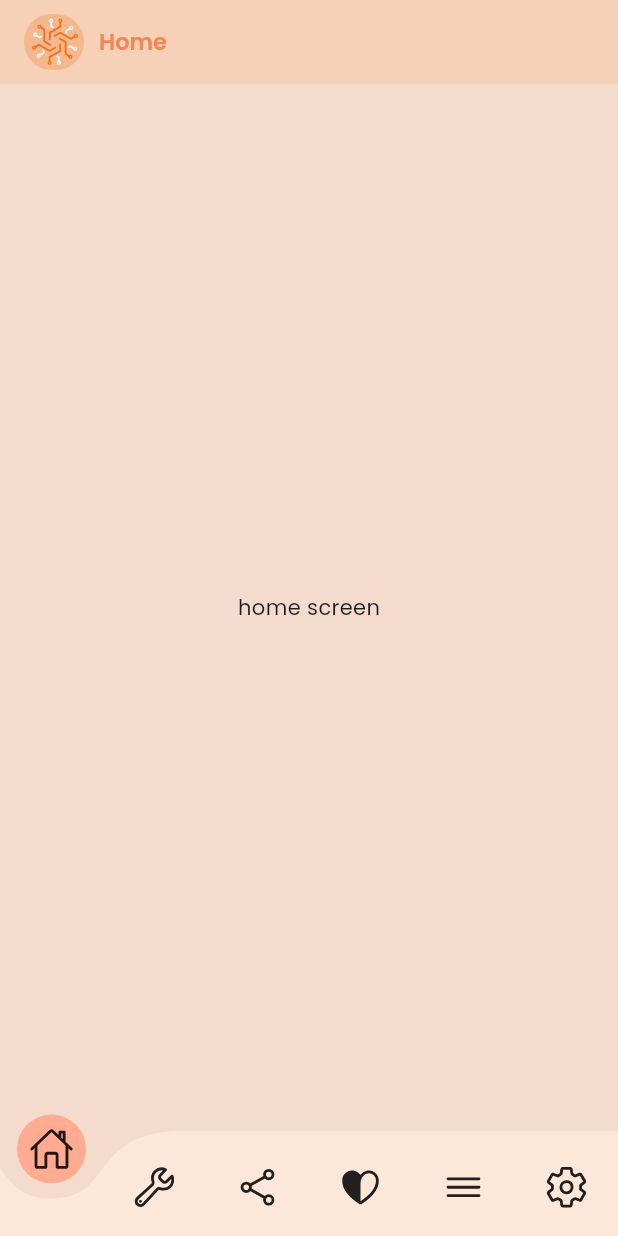
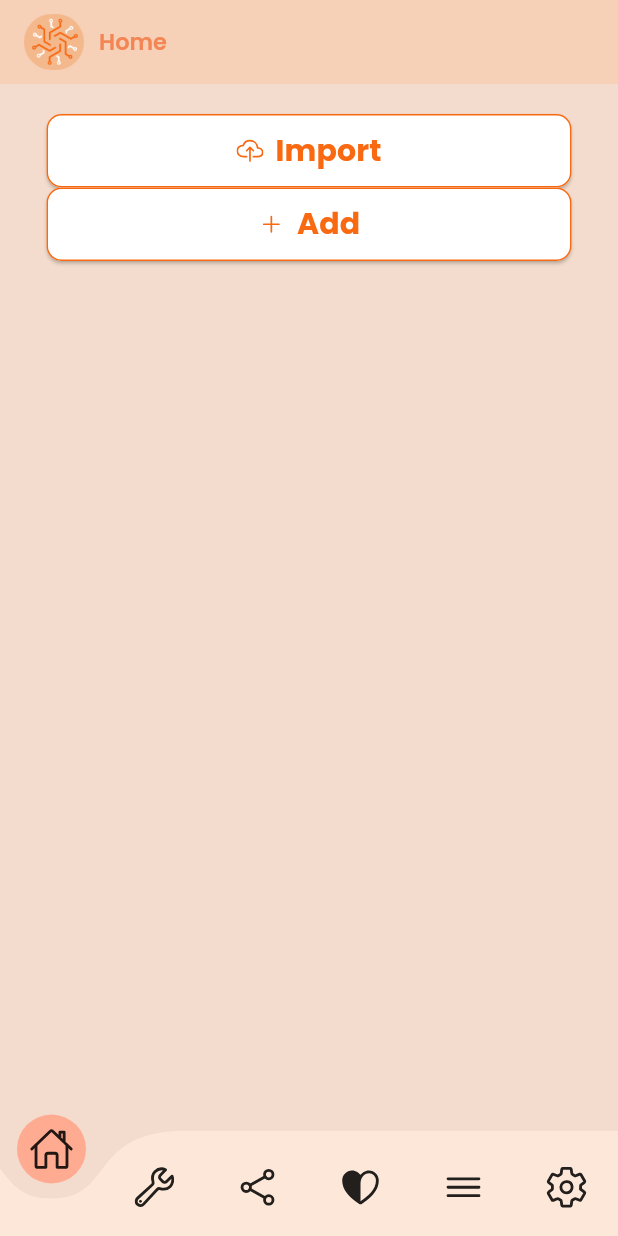
Before and after one commit to MulindwaMarkMyles/appPASS, a Flutter app: the BottomNavBar screen opened directly, on a phone screen of 412 x 824 dp. Run offline on Flutter 3.47's test engine with Material 3 defaults, Android fonts, the light colour scheme and no system bars; drawn by our look-alikes of curved_navigation_bar; our stand-ins replace google_fonts, ionicons.

Commit message:
done with login and home page

```diff
--- a/lib/pages/home/home_page.dart
+++ b/lib/pages/home/home_page.dart
@@ -1,5 +1,7 @@
 import 'package:flutter/material.dart';
+import 'package:flutter/widgets.dart';
 import 'package:google_fonts/google_fonts.dart';
+import 'package:ionicons/ionicons.dart';
 
 class HomePage extends StatelessWidget {
   const HomePage({Key? key}) : super(key: key);
@@ -7,6 +9,8 @@ class HomePage extends StatelessWidget {
   @override
   Widget build(BuildContext context) {
     return Column(
+      mainAxisAlignment: MainAxisAlignment.start,
+      crossAxisAlignment: CrossAxisAlignment.center,
       children: [
         AppBar(
           title: Row(
@@ -30,11 +34,54 @@ class HomePage extends StatelessWidget {
           ),
           backgroundColor: Color.fromRGBO(246, 208, 183, 1),
         ),
-        Expanded(
-          child: Center(
-            child: Text('home screen'),
-          ),
+        SizedBox(height: 20),
+        SizedBox(
+          width:350,
+          child: ElevatedButton.icon(
+            onPressed: (){},
+            icon: Icon(Ionicons.cloud_upload_outline, color: Color.fromRGBO(248, 105, 17, 1)),
+            style: ElevatedButton.styleFrom(
+
+              padding: EdgeInsets.symmetric(horizontal: 50, vertical: 10),
+              shape: RoundedRectangleBorder(
+                borderRadius: BorderRadius.circular(10),
+                side:BorderSide(color: Color.fromRGBO(248, 105, 17, 1), width: 1),
+              ),
+              backgroundColor: Colors.white,
+            ),
+            label: Text(
+              "Import",
+              style: TextStyle(
+                fontSize: 20,
+                fontFamily: GoogleFonts.getFont('Poppins').fontFamily,
+                fontWeight: FontWeight.bold,
+                color: Color.fromRGBO(248, 105, 17, 1),
+              ),
+            ),),
         ),
+        SizedBox(
+          width: 350,
+          child: ElevatedButton.icon(
+            onPressed: (){},
+            icon: Icon(Ionicons.add_outline, color: Color.fromRGBO(248, 105, 17, 1)),
+            style: ElevatedButton.styleFrom(
+              padding: EdgeInsets.symmetric(horizontal: 50, vertical: 10),
+              shape: RoundedRectangleBorder(
+                borderRadius: BorderRadius.circular(10),
+                side:BorderSide(color: Color.fromRGBO(248, 105, 17, 1), width: 1),
+              ),
+              backgroundColor: Colors.white,
+            ),
+            label: Text(
+              "Add",
+              style: TextStyle(
+                fontSize: 20,
+                fontFamily: GoogleFonts.getFont('Poppins').fontFamily,
+                fontWeight: FontWeight.bold,
+                color: Color.fromRGBO(248, 105, 17, 1),
+              ),
+            ),),
+        )
       ],
     );
   }
--- a/lib/pages/splash_screen/splash_screen.dart
+++ b/lib/pages/splash_screen/splash_screen.dart
@@ -1,7 +1,7 @@
 import 'package:flutter/material.dart';
 import 'dart:async';
-import 'package:google_fonts/google_fonts.dart';
 import 'package:app_pass/actions/bottom_bar.dart'; // Import BottomNavBar
+import 'package:app_pass/authentication/login.dart';
 
 class SplashScreen extends StatefulWidget {
   const SplashScreen({Key? key}) : super(key: key);
@@ -14,9 +14,9 @@ class _SplashScreenState extends State<SplashScreen> {
   @override
   void initState() {
     super.initState();
-    Timer(Duration(seconds: 30), () {
+    Timer(Duration(seconds: 3), () {
       Navigator.of(context).pushReplacement(MaterialPageRoute(
-          builder: (_) => BottomNavBar())); // Navigate to BottomNavBar
+          builder: (_) => Login())); // Navigate to BottomNavBar
     });
   }
 
```
Also changed, not shown: lib/authentication/login.dart (added, +112 -0 lines).
